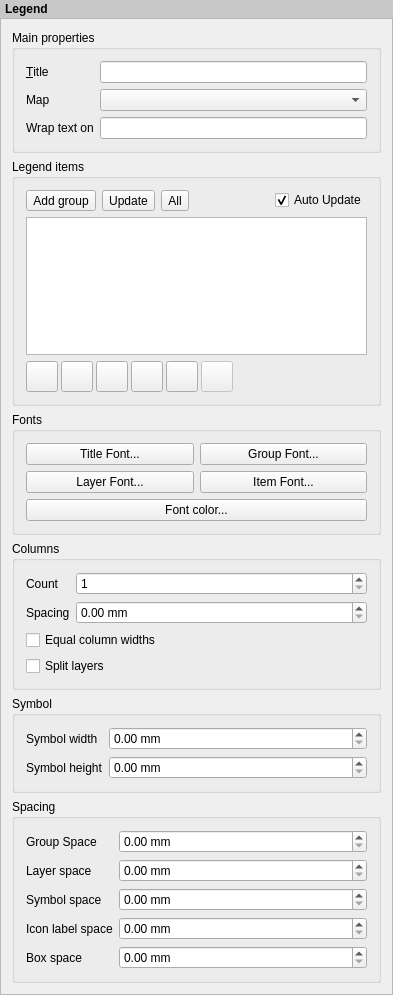
This is src/ui/qgscomposerlegendwidgetbase.ui in carsmie/QGIS as Qt 5 draws it before an edit. The edited form follows.
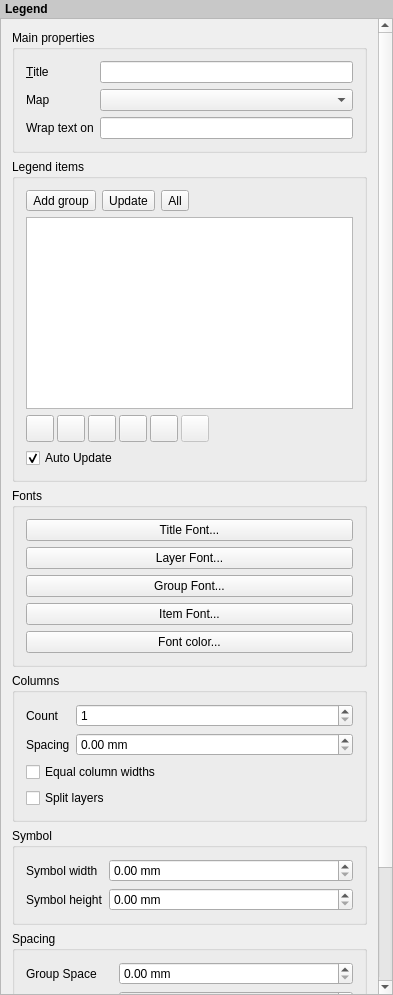
This is the edited form. Icons and pictures are not drawn. Custom widgets are drawn as their Qt base class.

What changed in the file:
```diff
--- a/src/ui/qgscomposerlegendwidgetbase.ui
+++ b/src/ui/qgscomposerlegendwidgetbase.ui
@@ -54,9 +54,9 @@
       <property name="geometry">
        <rect>
         <x>0</x>
-        <y>0</y>
+        <y>-150</y>
         <width>376</width>
-        <height>990</height>
+        <height>1186</height>
        </rect>
       </property>
       <layout class="QVBoxLayout" name="mainLayout">
@@ -166,38 +166,16 @@
               </property>
               <property name="sizeHint" stdset="0">
                <size>
-                <width>40</width>
+                <width>0</width>
                 <height>20</height>
                </size>
               </property>
              </spacer>
             </item>
-            <item>
-             <widget class="QCheckBox" name="mCheckBoxAutoUpdate">
-              <property name="sizePolicy">
-               <sizepolicy hsizetype="Expanding" vsizetype="Fixed">
-                <horstretch>0</horstretch>
-                <verstretch>0</verstretch>
-               </sizepolicy>
-              </property>
-              <property name="text">
-               <string>Auto Update</string>
-              </property>
-              <property name="checked">
-               <bool>true</bool>
-              </property>
-             </widget>
-            </item>
            </layout>
           </item>
           <item>
            <widget class="QTreeView" name="mItemTreeView">
-            <property name="sizePolicy">
-             <sizepolicy hsizetype="Minimum" vsizetype="Expanding">
-              <horstretch>0</horstretch>
-              <verstretch>0</verstretch>
-             </sizepolicy>
-            </property>
             <property name="selectionMode">
              <enum>QAbstractItemView::ContiguousSelection</enum>
             </property>
@@ -234,8 +212,8 @@
               </property>
               <property name="iconSize">
                <size>
-                <width>24</width>
-                <height>24</height>
+                <width>20</width>
+                <height>20</height>
                </size>
               </property>
              </widget>
@@ -251,8 +229,8 @@
               </property>
               <property name="iconSize">
                <size>
-                <width>24</width>
-                <height>24</height>
+                <width>20</width>
+                <height>20</height>
                </size>
               </property>
              </widget>
@@ -268,8 +246,8 @@
               </property>
               <property name="iconSize">
                <size>
-                <width>24</width>
-                <height>24</height>
+                <width>20</width>
+                <height>20</height>
                </size>
               </property>
              </widget>
@@ -285,8 +263,8 @@
               </property>
               <property name="iconSize">
                <size>
-                <width>24</width>
-                <height>24</height>
+                <width>20</width>
+                <height>20</height>
                </size>
               </property>
              </widget>
@@ -302,8 +280,8 @@
               </property>
               <property name="iconSize">
                <size>
-                <width>24</width>
-                <height>24</height>
+                <width>20</width>
+                <height>20</height>
                </size>
               </property>
              </widget>
@@ -325,8 +303,8 @@
               </property>
               <property name="iconSize">
                <size>
-                <width>24</width>
-                <height>24</height>
+                <width>20</width>
+                <height>20</height>
                </size>
               </property>
               <property name="checkable">
@@ -341,7 +319,7 @@
               </property>
               <property name="sizeHint" stdset="0">
                <size>
-                <width>40</width>
+                <width>0</width>
                 <height>20</height>
                </size>
               </property>
@@ -349,17 +327,21 @@
             </item>
            </layout>
           </item>
+          <item>
+           <widget class="QCheckBox" name="mCheckBoxAutoUpdate">
+            <property name="text">
+             <string>Auto Update</string>
+            </property>
+            <property name="checked">
+             <bool>true</bool>
+            </property>
+           </widget>
+          </item>
          </layout>
         </widget>
        </item>
        <item>
         <widget class="QgsCollapsibleGroupBoxBasic" name="mFontsColGroupBox">
-         <property name="sizePolicy">
-          <sizepolicy hsizetype="Preferred" vsizetype="Maximum">
-           <horstretch>0</horstretch>
-           <verstretch>0</verstretch>
-          </sizepolicy>
-         </property>
          <property name="title">
           <string>Fonts</string>
          </property>
@@ -369,8 +351,8 @@
          <property name="collapsed" stdset="0">
           <bool>false</bool>
          </property>
-         <layout class="QGridLayout" name="gridLayout_4">
-          <item row="0" column="0">
+         <layout class="QVBoxLayout" name="verticalLayout_4">
+          <item>
            <widget class="QPushButton" name="mTitleFontButton">
             <property name="sizePolicy">
              <sizepolicy hsizetype="Preferred" vsizetype="Fixed">
@@ -383,28 +365,28 @@
             </property>
            </widget>
           </item>
-          <item row="0" column="1">
-           <widget class="QPushButton" name="mGroupFontButton">
-            <property name="text">
-             <string>Group Font...</string>
-            </property>
-           </widget>
-          </item>
-          <item row="1" column="0">
+          <item>
            <widget class="QPushButton" name="mLayerFontButton">
             <property name="text">
              <string>Layer Font...</string>
             </property>
            </widget>
           </item>
-          <item row="1" column="1">
+          <item>
+           <widget class="QPushButton" name="mGroupFontButton">
+            <property name="text">
+             <string>Group Font...</string>
+            </property>
+           </widget>
+          </item>
+          <item>
            <widget class="QPushButton" name="mItemFontButton">
             <property name="text">
              <string>Item Font...</string>
             </property>
            </widget>
           </item>
-          <item row="2" column="0" colspan="2">
+          <item>
            <widget class="QPushButton" name="mFontColorPushButton">
             <property name="text">
              <string>Font color...</string>
@@ -512,6 +494,9 @@
             <property name="text">
              <string>Symbol width</string>
             </property>
+            <property name="wordWrap">
+             <bool>true</bool>
+            </property>
            </widget>
           </item>
           <item row="0" column="1">
@@ -529,6 +514,9 @@
             <property name="text">
              <string>Symbol height</string>
             </property>
+            <property name="wordWrap">
+             <bool>true</bool>
+            </property>
            </widget>
           </item>
           <item row="1" column="1">
@@ -567,6 +555,9 @@
             <property name="text">
              <string>Group Space</string>
             </property>
+            <property name="wordWrap">
+             <bool>true</bool>
+            </property>
            </widget>
           </item>
           <item row="0" column="1">
@@ -584,6 +575,9 @@
             <property name="text">
              <string>Layer space</string>
             </property>
+            <property name="wordWrap">
+             <bool>true</bool>
+            </property>
            </widget>
           </item>
           <item row="1" column="1">
@@ -601,6 +595,9 @@
             <property name="text">
              <string>Symbol space</string>
             </property>
+            <property name="wordWrap">
+             <bool>true</bool>
+            </property>
            </widget>
           </item>
           <item row="2" column="1">
@@ -618,6 +615,9 @@
             <property name="text">
              <string>Icon label space</string>
             </property>
+            <property name="wordWrap">
+             <bool>true</bool>
+            </property>
            </widget>
           </item>
           <item row="3" column="1">
@@ -635,6 +635,9 @@
             <property name="text">
              <string>Box space</string>
             </property>
+            <property name="wordWrap">
+             <bool>true</bool>
+            </property>
            </widget>
           </item>
           <item row="4" column="1">
```
Left out of the diff: 11 changed lines with no effect on the pictures.
